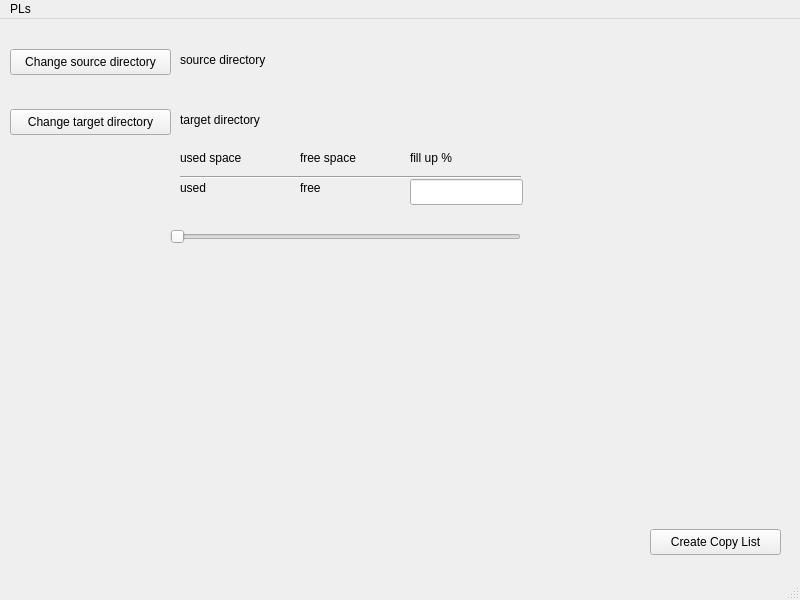
The window that mainwindow.ui (hansdampfinger666/randMP3filler2) describes before a commit, drawn with Qt 5.
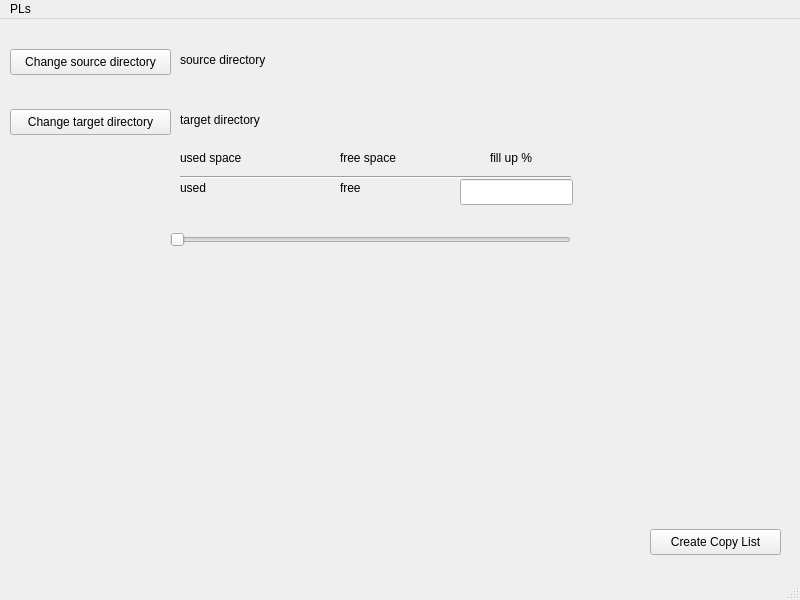
The same window after the commit.

```diff
--- a/mainwindow.ui
+++ b/mainwindow.ui
@@ -84,7 +84,7 @@
      <rect>
       <x>180</x>
       <y>130</y>
-      <width>71</width>
+      <width>151</width>
       <height>18</height>
      </rect>
     </property>
@@ -97,7 +97,7 @@
      <rect>
       <x>180</x>
       <y>160</y>
-      <width>58</width>
+      <width>151</width>
       <height>18</height>
      </rect>
     </property>
@@ -108,9 +108,9 @@
    <widget class="QLabel" name="lbl_free_space">
     <property name="geometry">
      <rect>
-      <x>300</x>
+      <x>340</x>
       <y>130</y>
-      <width>81</width>
+      <width>111</width>
       <height>18</height>
      </rect>
     </property>
@@ -123,7 +123,7 @@
      <rect>
       <x>180</x>
       <y>150</y>
-      <width>341</width>
+      <width>391</width>
       <height>16</height>
      </rect>
     </property>
@@ -134,7 +134,7 @@
    <widget class="QLabel" name="lbl_prc_fill_up">
     <property name="geometry">
      <rect>
-      <x>410</x>
+      <x>490</x>
       <y>130</y>
       <width>81</width>
       <height>18</height>
@@ -147,9 +147,9 @@
    <widget class="QLabel" name="free">
     <property name="geometry">
      <rect>
-      <x>300</x>
+      <x>340</x>
       <y>160</y>
-      <width>58</width>
+      <width>111</width>
       <height>18</height>
      </rect>
     </property>
@@ -160,7 +160,7 @@
    <widget class="QLineEdit" name="edit_prc_fill_up">
     <property name="geometry">
      <rect>
-      <x>410</x>
+      <x>460</x>
       <y>160</y>
       <width>113</width>
       <height>26</height>
@@ -172,8 +172,8 @@
      <rect>
       <x>170</x>
       <y>210</y>
-      <width>351</width>
-      <height>16</height>
+      <width>401</width>
+      <height>21</height>
      </rect>
     </property>
     <property name="orientation">
```
Left out of the diff: 3 changed lines with no effect on the pictures.
